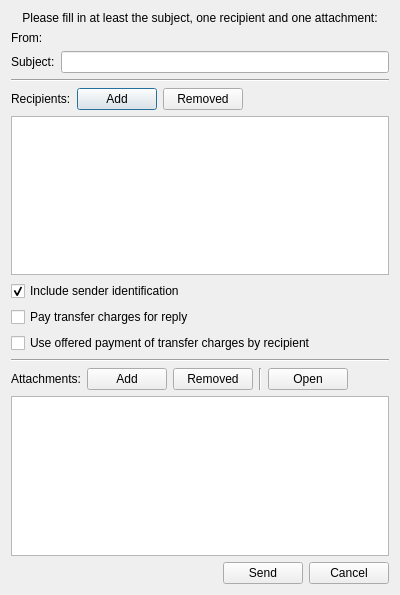
Qt form src/gui/ui/dlg_sent_message.ui (psakar/datovka) before a commit.
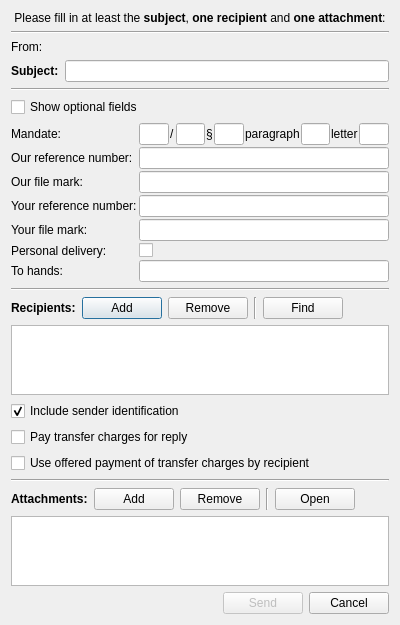
The same form after that commit. Icons and pictures are not drawn.

Commit message: Update sent message dialog

Diff of the .ui file:
```diff
--- a/src/gui/ui/dlg_sent_message.ui
+++ b/src/gui/ui/dlg_sent_message.ui
@@ -36,7 +36,7 @@
       <enum>Qt::LeftToRight</enum>
      </property>
      <property name="text">
-      <string>Please fill in at least the subject, one recipient and one attachment:</string>
+      <string>Please fill in at least the &lt;b&gt;subject&lt;/b&gt;, &lt;b&gt;one recipient&lt;/b&gt; and &lt;b&gt;one attachment&lt;/b&gt;:</string>
      </property>
      <property name="alignment">
       <set>Qt::AlignCenter</set>
@@ -44,9 +44,16 @@
     </widget>
    </item>
    <item>
-    <layout class="QHBoxLayout" name="horizontalLayout_2">
+    <widget class="Line" name="line_4">
+     <property name="orientation">
+      <enum>Qt::Horizontal</enum>
+     </property>
+    </widget>
+   </item>
+   <item>
+    <layout class="QHBoxLayout" name="horizontalLayout_1">
      <item>
-      <widget class="QLabel" name="FromLabel">
+      <widget class="QLabel" name="fromLabel">
        <property name="font">
         <font>
          <weight>50</weight>
@@ -59,7 +66,7 @@
       </widget>
      </item>
      <item>
-      <widget class="QLabel" name="FromUser">
+      <widget class="QLabel" name="fromUser">
        <property name="text">
         <string/>
        </property>
@@ -68,13 +75,13 @@
     </layout>
    </item>
    <item>
-    <layout class="QHBoxLayout" name="horizontalLayout_3">
+    <layout class="QHBoxLayout" name="horizontalLayout_2">
      <item>
-      <widget class="QLabel" name="SubjectLabel">
+      <widget class="QLabel" name="subjectLabel">
        <property name="font">
         <font>
-         <weight>50</weight>
-         <bold>false</bold>
+         <weight>75</weight>
+         <bold>true</bold>
         </font>
        </property>
        <property name="text">
@@ -83,7 +90,7 @@
       </widget>
      </item>
      <item>
-      <widget class="QLineEdit" name="SubjectText">
+      <widget class="QLineEdit" name="subjectText">
        <property name="font">
         <font>
          <weight>50</weight>
@@ -94,6 +101,168 @@
      </item>
     </layout>
    </item>
+   <item>
+    <widget class="Line" name="line_5">
+     <property name="orientation">
+      <enum>Qt::Horizontal</enum>
+     </property>
+    </widget>
+   </item>
+   <item>
+    <widget class="QCheckBox" name="optionalFieldCheckBox">
+     <property name="text">
+      <string>Show optional fields</string>
+     </property>
+    </widget>
+   </item>
+   <item>
+    <widget class="QWidget" name="OptionalWidget" native="true">
+     <property name="enabled">
+      <bool>true</bool>
+     </property>
+     <layout class="QFormLayout" name="formLayout">
+      <property name="horizontalSpacing">
+       <number>2</number>
+      </property>
+      <property name="verticalSpacing">
+       <number>2</number>
+      </property>
+      <property name="leftMargin">
+       <number>0</number>
+      </property>
+      <property name="topMargin">
+       <number>0</number>
+      </property>
+      <property name="rightMargin">
+       <number>0</number>
+      </property>
+      <property name="bottomMargin">
+       <number>0</number>
+      </property>
+      <item row="0" column="0">
+       <widget class="QLabel" name="label">
+        <property name="text">
+         <string>Mandate:</string>
+        </property>
+       </widget>
+      </item>
+      <item row="0" column="1">
+       <layout class="QHBoxLayout" name="horizontalLayout_6">
+        <property name="spacing">
+         <number>1</number>
+        </property>
+        <item>
+         <widget class="QLineEdit" name="lineEdit"/>
+        </item>
+        <item>
+         <widget class="QLabel" name="label_2">
+          <property name="text">
+           <string>/</string>
+          </property>
+         </widget>
+        </item>
+        <item>
+         <widget class="QLineEdit" name="lineEdit_3"/>
+        </item>
+        <item>
+         <widget class="QLabel" name="label_3">
+          <property name="text">
+           <string>§</string>
+          </property>
+         </widget>
+        </item>
+        <item>
+         <widget class="QLineEdit" name="lineEdit_2"/>
+        </item>
+        <item>
+         <widget class="QLabel" name="label_4">
+          <property name="text">
+           <string>paragraph</string>
+          </property>
+         </widget>
+        </item>
+        <item>
+         <widget class="QLineEdit" name="lineEdit_4"/>
+        </item>
+        <item>
+         <widget class="QLabel" name="label_5">
+          <property name="text">
+           <string>letter</string>
+          </property>
+         </widget>
+        </item>
+        <item>
+         <widget class="QLineEdit" name="lineEdit_5"/>
+        </item>
+       </layout>
+      </item>
+      <item row="1" column="0">
+       <widget class="QLabel" name="label_6">
+        <property name="text">
+         <string>Our reference number:</string>
+        </property>
+       </widget>
+      </item>
+      <item row="1" column="1">
+       <widget class="QLineEdit" name="lineEdit_6"/>
+      </item>
+      <item row="2" column="0">
+       <widget class="QLabel" name="label_7">
+        <property name="text">
+         <string>Our file mark:</string>
+        </property>
+       </widget>
+      </item>
+      <item row="2" column="1">
+       <widget class="QLineEdit" name="lineEdit_7"/>
+      </item>
+      <item row="3" column="0">
+       <widget class="QLabel" name="label_8">
+        <property name="text">
+         <string>Your reference number:</string>
+        </property>
+       </widget>
+      </item>
+      <item row="3" column="1">
+       <widget class="QLineEdit" name="lineEdit_8"/>
+      </item>
+      <item row="4" column="0">
+       <widget class="QLabel" name="label_9">
+        <property name="text">
+         <string>Your file mark:</string>
+        </property>
+       </widget>
+      </item>
+      <item row="4" column="1">
+       <widget class="QLineEdit" name="lineEdit_9"/>
+      </item>
+      <item row="5" column="0">
+       <widget class="QLabel" name="label_10">
+        <property name="text">
+         <string>Personal delivery:</string>
+        </property>
+       </widget>
+      </item>
+      <item row="5" column="1">
+       <widget class="QCheckBox" name="checkBox_4">
+        <property name="text">
+         <string/>
+        </property>
+       </widget>
+      </item>
+      <item row="6" column="0">
+       <widget class="QLabel" name="label_11">
+        <property name="text">
+         <string>To hands:</string>
+        </property>
+       </widget>
+      </item>
+      <item row="6" column="1">
+       <widget class="QLineEdit" name="lineEdit_10"/>
+      </item>
+     </layout>
+    </widget>
+   </item>
    <item>
     <widget class="Line" name="line_2">
      <property name="orientation">
@@ -102,13 +271,13 @@
     </widget>
    </item>
    <item>
-    <layout class="QHBoxLayout" name="horizontalLayout_4">
+    <layout class="QHBoxLayout" name="horizontalLayout_3">
      <item>
-      <widget class="QLabel" name="RecipientLabel">
+      <widget class="QLabel" name="recipientLabel">
        <property name="font">
         <font>
-         <weight>50</weight>
-         <bold>false</bold>
+         <weight>75</weight>
+         <bold>true</bold>
         </font>
        </property>
        <property name="text">
@@ -117,7 +286,7 @@
       </widget>
      </item>
      <item>
-      <widget class="QPushButton" name="AddRecipient">
+      <widget class="QPushButton" name="addRecipient">
        <property name="font">
         <font>
          <weight>50</weight>
@@ -134,7 +303,7 @@
       </widget>
      </item>
      <item>
-      <widget class="QPushButton" name="RemoveRecipient">
+      <widget class="QPushButton" name="removeRecipient">
        <property name="font">
         <font>
          <weight>50</weight>
@@ -142,7 +311,7 @@
         </font>
        </property>
        <property name="text">
-        <string>Removed</string>
+        <string>Remove</string>
        </property>
        <property name="icon">
         <iconset resource="../../../res/resources.qrc">
@@ -151,7 +320,25 @@
       </widget>
      </item>
      <item>
-      <spacer name="RecipienthorizontalSpacer">
+      <widget class="Line" name="line">
+       <property name="orientation">
+        <enum>Qt::Vertical</enum>
+       </property>
+      </widget>
+     </item>
+     <item>
+      <widget class="QPushButton" name="pushButton">
+       <property name="text">
+        <string>Find</string>
+       </property>
+       <property name="icon">
+        <iconset resource="../../../res/resources.qrc">
+         <normaloff>:/icons/3party/search_16.png</normaloff>:/icons/3party/search_16.png</iconset>
+       </property>
+      </widget>
+     </item>
+     <item>
+      <spacer name="recipienthorizontalSpacer">
        <property name="orientation">
         <enum>Qt::Horizontal</enum>
        </property>
@@ -211,20 +398,20 @@
     </widget>
    </item>
    <item>
-    <widget class="Line" name="line">
+    <widget class="Line" name="line_0">
      <property name="orientation">
       <enum>Qt::Horizontal</enum>
      </property>
     </widget>
    </item>
    <item>
-    <layout class="QHBoxLayout" name="horizontalLayout_5">
+    <layout class="QHBoxLayout" name="horizontalLayout_4">
      <item>
-      <widget class="QLabel" name="AttachmentLabel">
+      <widget class="QLabel" name="attachmentLabel">
        <property name="font">
         <font>
-         <weight>50</weight>
-         <bold>false</bold>
+         <weight>75</weight>
+         <bold>true</bold>
         </font>
        </property>
        <property name="text">
@@ -233,7 +420,7 @@
       </widget>
      </item>
      <item>
-      <widget class="QPushButton" name="AddAttachment">
+      <widget class="QPushButton" name="addAttachment">
        <property name="font">
         <font>
          <weight>50</weight>
@@ -250,7 +437,7 @@
       </widget>
      </item>
      <item>
-      <widget class="QPushButton" name="RemoveAttachment">
+      <widget class="QPushButton" name="removeAttachment">
        <property name="font">
         <font>
          <weight>50</weight>
@@ -258,7 +445,7 @@
         </font>
        </property>
        <property name="text">
-        <string>Removed</string>
+        <string>Remove</string>
        </property>
        <property name="icon">
         <iconset resource="../../../res/resources.qrc">
@@ -274,7 +461,7 @@
       </widget>
      </item>
      <item>
-      <widget class="QPushButton" name="OpenAttachment">
+      <widget class="QPushButton" name="openAttachment">
        <property name="font">
         <font>
          <weight>50</weight>
@@ -291,7 +478,7 @@
       </widget>
      </item>
      <item>
-      <spacer name="AttachhorizontalSpacer_3">
+      <spacer name="attachhorizontalSpacer_3">
        <property name="orientation">
         <enum>Qt::Horizontal</enum>
        </property>
@@ -309,7 +496,7 @@
     <widget class="QTreeView" name="AttachmentTree"/>
    </item>
    <item>
-    <layout class="QHBoxLayout" name="horizontalLayout">
+    <layout class="QHBoxLayout" name="horizontalLayout_5">
      <item>
       <spacer name="horizontalSpacer">
        <property name="orientation">
@@ -324,7 +511,10 @@
       </spacer>
      </item>
      <item>
-      <widget class="QPushButton" name="SendMessageButton">
+      <widget class="QPushButton" name="sendButton">
+       <property name="enabled">
+        <bool>false</bool>
+       </property>
        <property name="font">
         <font>
          <weight>50</weight>
@@ -337,7 +527,7 @@
       </widget>
      </item>
      <item>
-      <widget class="QPushButton" name="CancelButton">
+      <widget class="QPushButton" name="cancelButton">
        <property name="font">
         <font>
          <weight>50</weight>
```
Left out of the diff: 18 changed lines with no effect on the pictures. The commit also changes 4 other files.
